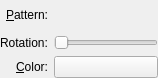
Above: plugins/generators/pattern/wdgpatternoptions.ui from KDE/krita before the change. Below: the same form after it.
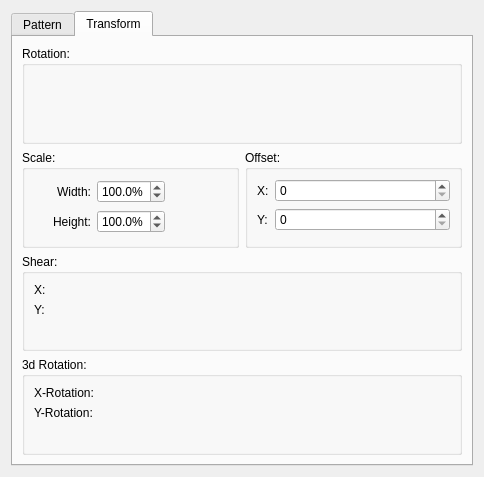
That is the form after the change. The open tabs and pages were chosen to show the change. Custom widgets are drawn as their Qt base class.

Commit message:
Add better UI for pattern transforms in the fill layer
This also hooks up the toggles to the result transform, though
unsure if the result transform is intuitive, might need to change
the way the transform is constructed.

The edit to the form file:
```diff
--- a/plugins/generators/pattern/wdgpatternoptions.ui
+++ b/plugins/generators/pattern/wdgpatternoptions.ui
@@ -6,35 +6,21 @@
    <rect>
     <x>0</x>
     <y>0</y>
-    <width>158</width>
-    <height>78</height>
+    <width>484</width>
+    <height>477</height>
    </rect>
   </property>
-  <layout class="QGridLayout" name="gridLayout_2">
-   <property name="leftMargin">
+  <layout class="QHBoxLayout" name="horizontalLayout">
+   <item>
+    <widget class="QTabWidget" name="tabWidget">
+     <property name="currentIndex">
     <number>0</number>
    </property>
-   <property name="topMargin">
-    <number>0</number>
-   </property>
-   <property name="rightMargin">
-    <number>0</number>
-   </property>
-   <property name="bottomMargin">
-    <number>0</number>
-   </property>
-   <item row="0" column="0">
-    <layout class="QGridLayout" name="gridLayout">
-     <item row="0" column="1">
-      <widget class="KisPatternChooser" name="patternChooser" native="true">
-       <property name="sizePolicy">
-        <sizepolicy hsizetype="Expanding" vsizetype="Expanding">
-         <horstretch>0</horstretch>
-         <verstretch>0</verstretch>
-        </sizepolicy>
-       </property>
-      </widget>
-     </item>
+     <widget class="QWidget" name="tabPatterns">
+      <attribute name="title">
+       <string>Pattern</string>
+      </attribute>
+      <layout class="QFormLayout" name="formLayout">
      <item row="0" column="0">
       <widget class="QLabel" name="lblPattern">
        <property name="text">
@@ -48,7 +34,17 @@
        </property>
       </widget>
      </item>
-     <item row="2" column="0">
+       <item row="0" column="1">
+        <widget class="KisPatternChooser" name="patternChooser" native="true">
+         <property name="sizePolicy">
+          <sizepolicy hsizetype="Expanding" vsizetype="Expanding">
+           <horstretch>0</horstretch>
+           <verstretch>0</verstretch>
+          </sizepolicy>
+         </property>
+        </widget>
+       </item>
+       <item row="1" column="0">
       <widget class="QLabel" name="lblColor">
        <property name="text">
         <string>&amp;Color:</string>
@@ -61,27 +57,210 @@
        </property>
       </widget>
      </item>
-     <item row="2" column="1">
+       <item row="1" column="1">
       <widget class="KisColorButton" name="bnColor"/>
      </item>
+      </layout>
+     </widget>
+     <widget class="QWidget" name="tabTransform">
+      <attribute name="title">
+       <string>Transform</string>
+      </attribute>
+      <layout class="QGridLayout" name="gridLayout_2">
+       <item row="4" column="0" colspan="2">
+        <widget class="QGroupBox" name="groupBox_5">
+         <property name="title">
+          <string>3d Rotation:</string>
+         </property>
+         <layout class="QFormLayout" name="formLayout_3">
+          <item row="0" column="0">
+           <widget class="QLabel" name="label_5">
+            <property name="text">
+             <string>X-Rotation:</string>
+            </property>
+           </widget>
+          </item>
      <item row="1" column="0">
-      <widget class="QLabel" name="lblRotation">
+           <widget class="QLabel" name="label_6">
        <property name="text">
+             <string>Y-Rotation:</string>
+            </property>
+           </widget>
+          </item>
+          <item row="0" column="1">
+           <widget class="KisDoubleSliderSpinBox" name="sldRotationX" native="true">
+            <property name="sizePolicy">
+             <sizepolicy hsizetype="MinimumExpanding" vsizetype="Preferred">
+              <horstretch>0</horstretch>
+              <verstretch>0</verstretch>
+             </sizepolicy>
+            </property>
+           </widget>
+          </item>
+          <item row="1" column="1">
+           <widget class="KisDoubleSliderSpinBox" name="sldRotationY" native="true">
+            <property name="sizePolicy">
+             <sizepolicy hsizetype="MinimumExpanding" vsizetype="Preferred">
+              <horstretch>0</horstretch>
+              <verstretch>0</verstretch>
+             </sizepolicy>
+            </property>
+           </widget>
+          </item>
+         </layout>
+        </widget>
+       </item>
+       <item row="1" column="0">
+        <widget class="QGroupBox" name="groupBox_2">
+         <property name="title">
+          <string>Scale:</string>
+         </property>
+         <layout class="QGridLayout" name="gridLayout">
+          <item row="0" column="0">
+           <widget class="QLabel" name="label">
+            <property name="text">
+             <string>Width:</string>
+            </property>
+            <property name="alignment">
+             <set>Qt::AlignRight|Qt::AlignTrailing|Qt::AlignVCenter</set>
+            </property>
+           </widget>
+          </item>
+          <item row="0" column="1">
+           <widget class="KisDoubleParseSpinBox" name="spbScaleWidth">
+            <property name="suffix">
+             <string>%</string>
+            </property>
+            <property name="decimals">
+             <number>1</number>
+            </property>
+            <property name="maximum">
+             <double>500.000000000000000</double>
+            </property>
+            <property name="value">
+             <double>100.000000000000000</double>
+            </property>
+           </widget>
+          </item>
+          <item row="0" column="2" rowspan="2">
+           <widget class="KoAspectButton" name="btnLockAspectRatio" native="true"/>
+          </item>
+          <item row="1" column="0">
+           <widget class="QLabel" name="label_2">
+            <property name="text">
+             <string>Height:</string>
+            </property>
+            <property name="alignment">
+             <set>Qt::AlignRight|Qt::AlignTrailing|Qt::AlignVCenter</set>
+            </property>
+           </widget>
+          </item>
+          <item row="1" column="1">
+           <widget class="KisDoubleParseSpinBox" name="spbScaleHeight">
+            <property name="suffix">
+             <string>%</string>
+            </property>
+            <property name="decimals">
+             <number>1</number>
+            </property>
+            <property name="maximum">
+             <double>500.000000000000000</double>
+            </property>
+            <property name="value">
+             <double>100.000000000000000</double>
+            </property>
+           </widget>
+          </item>
+         </layout>
+        </widget>
+       </item>
+       <item row="1" column="1">
+        <widget class="QGroupBox" name="groupBox_3">
+         <property name="title">
+          <string>Offset:</string>
+         </property>
+         <layout class="QFormLayout" name="formLayout_2">
+          <item row="0" column="0">
+           <widget class="QLabel" name="label_3">
+            <property name="text">
+             <string>X:</string>
+            </property>
+           </widget>
+          </item>
+          <item row="1" column="0">
+           <widget class="QLabel" name="label_4">
+            <property name="text">
+             <string>Y:</string>
+            </property>
+           </widget>
+          </item>
+          <item row="0" column="1">
+           <widget class="KisIntParseSpinBox" name="spbOffsetX"/>
+          </item>
+          <item row="1" column="1">
+           <widget class="KisIntParseSpinBox" name="spbOffsetY"/>
+          </item>
+         </layout>
+        </widget>
+       </item>
+       <item row="2" column="0" colspan="2">
+        <widget class="QGroupBox" name="groupBox_4">
+         <property name="title">
+          <string>Shear:</string>
+         </property>
+         <layout class="QFormLayout" name="formLayout_4">
+          <item row="0" column="0">
+           <widget class="QLabel" name="label_7">
+            <property name="text">
+             <string>X:</string>
+            </property>
+           </widget>
+          </item>
+          <item row="1" column="0">
+           <widget class="QLabel" name="label_8">
+            <property name="text">
+             <string>Y:</string>
+            </property>
+           </widget>
+          </item>
+          <item row="0" column="1">
+           <widget class="KisDoubleSliderSpinBox" name="sldShearX" native="true">
+            <property name="sizePolicy">
+             <sizepolicy hsizetype="MinimumExpanding" vsizetype="Preferred">
+              <horstretch>0</horstretch>
+              <verstretch>0</verstretch>
+             </sizepolicy>
+            </property>
+           </widget>
+          </item>
+          <item row="1" column="1">
+           <widget class="KisDoubleSliderSpinBox" name="sldShearY" native="true">
+            <property name="sizePolicy">
+             <sizepolicy hsizetype="MinimumExpanding" vsizetype="Preferred">
+              <horstretch>0</horstretch>
+              <verstretch>0</verstretch>
+             </sizepolicy>
+            </property>
+           </widget>
+          </item>
+         </layout>
+        </widget>
+       </item>
+       <item row="0" column="0" colspan="2">
+        <widget class="QGroupBox" name="groupBox">
+         <property name="title">
         <string>Rotation:</string>
        </property>
-      </widget>
-     </item>
-     <item row="1" column="1">
-      <widget class="QSlider" name="sldRotation">
-       <property name="maximum">
-        <number>360</number>
-       </property>
-       <property name="orientation">
-        <enum>Qt::Horizontal</enum>
-       </property>
+         <layout class="QVBoxLayout" name="verticalLayout_2">
+          <item>
+           <widget class="KisDoubleSliderSpinBox" name="sldRotationZ" native="true"/>
+          </item>
+         </layout>
       </widget>
      </item>
     </layout>
+     </widget>
+    </widget>
    </item>
   </layout>
  </widget>
@@ -97,6 +276,28 @@
    <header location="global">kis_pattern_chooser.h</header>
    <container>1</container>
   </customwidget>
+  <customwidget>
+   <class>KoAspectButton</class>
+   <extends>QWidget</extends>
+   <header>KoAspectButton.h</header>
+   <container>1</container>
+  </customwidget>
+  <customwidget>
+   <class>KisDoubleParseSpinBox</class>
+   <extends>QDoubleSpinBox</extends>
+   <header>kis_double_parse_spin_box.h</header>
+  </customwidget>
+  <customwidget>
+   <class>KisDoubleSliderSpinBox</class>
+   <extends>QWidget</extends>
+   <header>kis_slider_spin_box.h</header>
+   <container>1</container>
+  </customwidget>
+  <customwidget>
+   <class>KisIntParseSpinBox</class>
+   <extends>QSpinBox</extends>
+   <header>kis_int_parse_spin_box.h</header>
+  </customwidget>
  </customwidgets>
  <resources/>
  <connections/>
```
Lines whose indentation alone changed are shown as unchanged. The commit also changes 3 other files.
